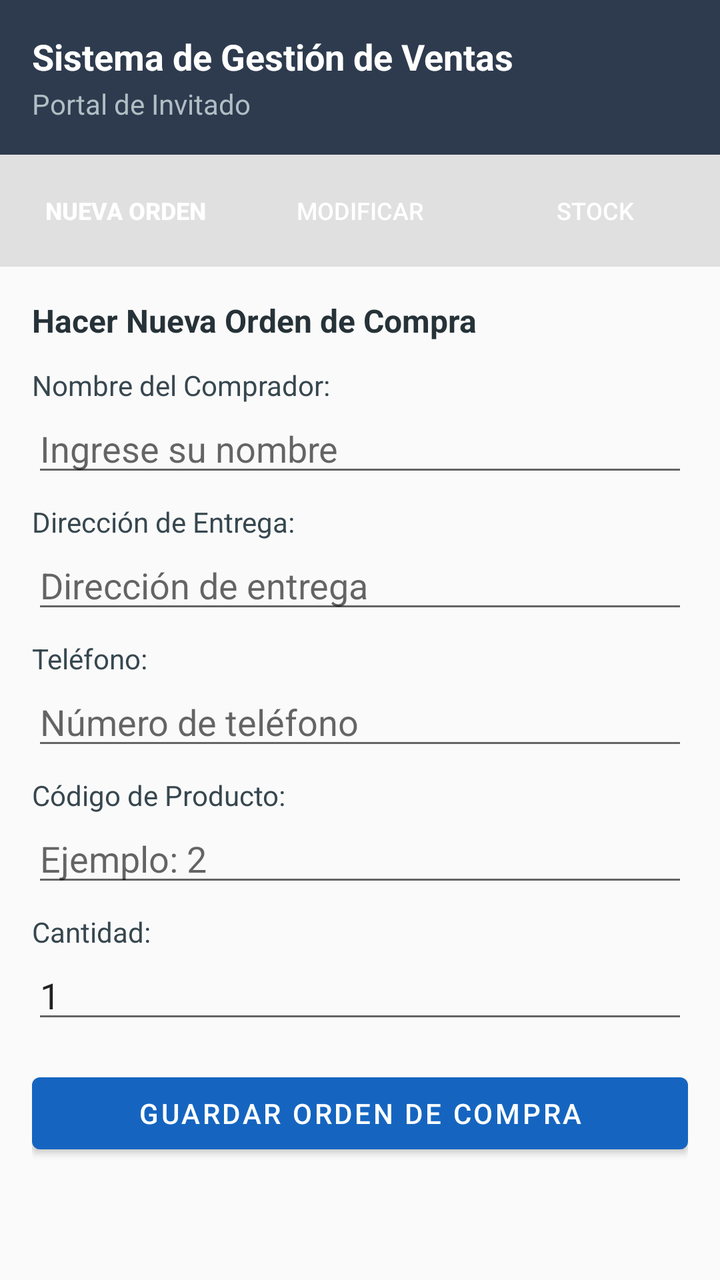
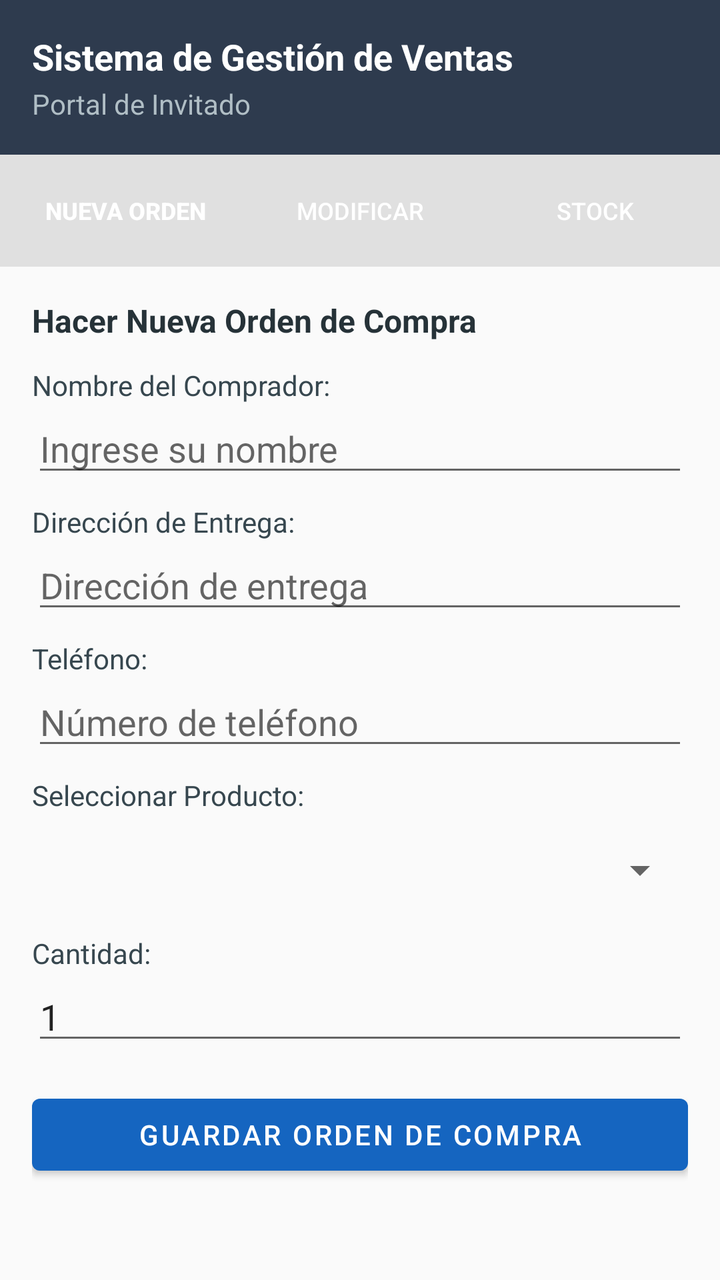

An Android layout rendered at two revisions. The XML below is the earlier revision; the diff shows what the commit changed to produce the second picture.
<!-- AndroidManifest.xml: application theme Theme.SistemaVentasMovil -->
<!-- res/layout/activity_main.xml -->
<?xml version="1.0" encoding="utf-8"?>
<LinearLayout xmlns:android="http://schemas.android.com/apk/res/android"
    android:layout_width="match_parent"
    android:layout_height="match_parent"
    android:orientation="vertical"
    android:background="#FAFAFA">

    
    <LinearLayout
        android:layout_width="match_parent"
        android:layout_height="wrap_content"
        android:orientation="vertical"
        android:background="#2E3B4E"
        android:padding="16dp">

        <TextView
            android:layout_width="wrap_content"
            android:layout_height="wrap_content"
            android:text="Sistema de Gestión de Ventas"
            android:textColor="#FFFFFF"
            android:textSize="18sp"
            android:textStyle="bold" />

        <TextView
            android:layout_width="wrap_content"
            android:layout_height="wrap_content"
            android:layout_marginTop="2dp"
            android:text="Portal de Invitado"
            android:textColor="#B0BEC5"
            android:textSize="14sp" />

    </LinearLayout>

    
    <LinearLayout
        android:layout_width="match_parent"
        android:layout_height="wrap_content"
        android:orientation="horizontal"
        android:background="#E0E0E0"
        android:padding="4dp">

        <Button
            android:id="@+id/btnMenuNuevaOrden"
            style="?android:attr/borderlessButtonStyle"
            android:layout_width="0dp"
            android:layout_height="wrap_content"
            android:layout_weight="1"
            android:text="Nueva Orden"
            android:textSize="12sp"
            android:textStyle="bold" />

        <Button
            android:id="@+id/btnMenuModificar"
            style="?android:attr/borderlessButtonStyle"
            android:layout_width="0dp"
            android:layout_height="wrap_content"
            android:layout_weight="1"
            android:text="Modificar"
            android:textSize="12sp" />

        <Button
            android:id="@+id/btnMenuStock"
            style="?android:attr/borderlessButtonStyle"
            android:layout_width="0dp"
            android:layout_height="wrap_content"
            android:layout_weight="1"
            android:text="Stock"
            android:textSize="12sp" />

    </LinearLayout>

    
    <ScrollView
        android:layout_width="match_parent"
        android:layout_height="match_parent"
        android:padding="16dp">

        <LinearLayout
            android:layout_width="match_parent"
            android:layout_height="wrap_content"
            android:orientation="vertical">

            
            
            
            <LinearLayout
                android:id="@+id/panelNuevaOrden"
                android:layout_width="match_parent"
                android:layout_height="wrap_content"
                android:orientation="vertical"
                android:visibility="visible">

                <TextView
                    android:layout_width="wrap_content"
                    android:layout_height="wrap_content"
                    android:text="Hacer Nueva Orden de Compra"
                    android:textColor="#263238"
                    android:textSize="16sp"
                    android:textStyle="bold" />

                <TextView
                    android:layout_width="wrap_content"
                    android:layout_height="wrap_content"
                    android:layout_marginTop="12dp"
                    android:text="Nombre del Comprador:"
                    android:textColor="#37474F" />

                <EditText
                    android:id="@+id/txtNombre"
                    android:layout_width="match_parent"
                    android:layout_height="wrap_content"
                    android:hint="Ingrese su nombre"
                    android:inputType="textPersonName" />

                <TextView
                    android:layout_width="wrap_content"
                    android:layout_height="wrap_content"
                    android:layout_marginTop="8dp"
                    android:text="Dirección de Entrega:"
                    android:textColor="#37474F" />

                <EditText
                    android:id="@+id/txtDireccion"
                    android:layout_width="match_parent"
                    android:layout_height="wrap_content"
                    android:hint="Dirección de entrega"
                    android:inputType="textPostalAddress" />

                <TextView
                    android:layout_width="wrap_content"
                    android:layout_height="wrap_content"
                    android:layout_marginTop="8dp"
                    android:text="Teléfono:"
                    android:textColor="#37474F" />

                <EditText
                    android:id="@+id/txtTelefono"
                    android:layout_width="match_parent"
                    android:layout_height="wrap_content"
                    android:hint="Número de teléfono"
                    android:inputType="phone" />

                <TextView
                    android:layout_width="wrap_content"
                    android:layout_height="wrap_content"
                    android:layout_marginTop="8dp"
                    android:text="Código de Producto:"
                    android:textColor="#37474F" />

                <EditText
                    android:id="@+id/txtProductoId"
                    android:layout_width="match_parent"
                    android:layout_height="wrap_content"
                    android:hint="Ejemplo: 2"
                    android:inputType="number" />

                <TextView
                    android:layout_width="wrap_content"
                    android:layout_height="wrap_content"
                    android:layout_marginTop="8dp"
                    android:text="Cantidad:"
                    android:textColor="#37474F" />

                <EditText
                    android:id="@+id/txtCantidad"
                    android:layout_width="match_parent"
                    android:layout_height="wrap_content"
                    android:hint="Cantidad a solicitar"
                    android:inputType="number"
                    android:text="1" />

                <Button
                    android:id="@+id/btnGuardarOrden"
                    android:layout_width="match_parent"
                    android:layout_height="wrap_content"
                    android:layout_marginTop="16dp"
                    android:text="Guardar Orden de Compra" />

            </LinearLayout>

            
            
            
            <LinearLayout
                android:id="@+id/panelModificarOrden"
                android:layout_width="match_parent"
                android:layout_height="wrap_content"
                android:orientation="vertical"
                android:visibility="gone">

                <TextView
                    android:layout_width="wrap_content"
                    android:layout_height="wrap_content"
                    android:text="Modificar Orden de Compra"
                    android:textColor="#263238"
                    android:textSize="16sp"
                    android:textStyle="bold" />

                <TextView
                    android:layout_width="wrap_content"
                    android:layout_height="wrap_content"
                    android:layout_marginTop="12dp"
                    android:text="No. de Orden:"
                    android:textColor="#37474F" />

                <EditText
                    android:id="@+id/txtModificarId"
                    android:layout_width="match_parent"
                    android:layout_height="wrap_content"
                    android:hint="Ingrese el ID de la orden"
                    android:inputType="number" />

                <TextView
                    android:layout_width="wrap_content"
                    android:layout_height="wrap_content"
                    android:layout_marginTop="8dp"
                    android:text="Estado:"
                    android:textColor="#37474F" />

                <Spinner
                    android:id="@+id/cmbEstado"
                    android:layout_width="match_parent"
                    android:layout_height="48dp"
                    android:layout_marginTop="4dp" />

                <Button
                    android:id="@+id/btnModificarOrden"
                    android:layout_width="match_parent"
                    android:layout_height="wrap_content"
                    android:layout_marginTop="16dp"
                    android:text="Actualizar Orden" />

            </LinearLayout>

            
            
            
            <LinearLayout
                android:id="@+id/panelStock"
                android:layout_width="match_parent"
                android:layout_height="wrap_content"
                android:orientation="vertical"
                android:visibility="gone">

                <TextView
                    android:layout_width="wrap_content"
                    android:layout_height="wrap_content"
                    android:text="Stock de Productos"
                    android:textColor="#263238"
                    android:textSize="16sp"
                    android:textStyle="bold" />

                <Button
                    android:id="@+id/btnConsultarStock"
                    android:layout_width="match_parent"
                    android:layout_height="wrap_content"
                    android:layout_marginTop="12dp"
                    android:text="Consultar Disponibilidad de Stock" />

                <TextView
                    android:id="@+id/txtResultadoStock"
                    android:layout_width="match_parent"
                    android:layout_height="wrap_content"
                    android:layout_marginTop="12dp"
                    android:background="#ECEFF1"
                    android:padding="12dp"
                    android:text="Presione el botón para consultar el inventario."
                    android:textColor="#37474F"
                    android:textSize="13sp" />

            </LinearLayout>

        </LinearLayout>

    </ScrollView>

</LinearLayout>
<!-- resources referenced by this layout -->
<resources>
  <style name="Theme.SistemaVentasMovil" parent="Theme.MaterialComponents.DayNight.DarkActionBar">
          <item name="colorPrimary">@color/primary</item>
          <item name="colorPrimaryVariant">@color/primary_dark</item>
          <item name="colorOnPrimary">@color/surface</item>
          <item name="colorSecondary">@color/accent</item>
          <item name="android:statusBarColor">?attr/colorPrimaryVariant</item>
      </style>
  <color name="primary">#1565C0</color>
  <color name="primary_dark">#0D47A1</color>
  <color name="surface">#FFFFFF</color>
  <color name="accent">#00BCD4</color>
</resources>

<!-- the commit's change to res/layout/activity_main.xml (unified diff, before → after) -->
@@ -144,15 +144,14 @@
                     android:layout_width="wrap_content"
                     android:layout_height="wrap_content"
                     android:layout_marginTop="8dp"
-                    android:text="Código de Producto:"
-                    android:textColor="#37474F" />
-
-                <EditText
-                    android:id="@+id/txtProductoId"
-                    android:layout_width="match_parent"
-                    android:layout_height="wrap_content"
-                    android:hint="Ejemplo: 2"
-                    android:inputType="number" />
+                    android:text="Seleccionar Producto:"
+                    android:textColor="#37474F" />
+
+                <Spinner
+                    android:id="@+id/cmbProducto"
+                    android:layout_width="match_parent"
+                    android:layout_height="48dp"
+                    android:layout_marginTop="4dp" />
 
                 <TextView
                     android:layout_width="wrap_content"
